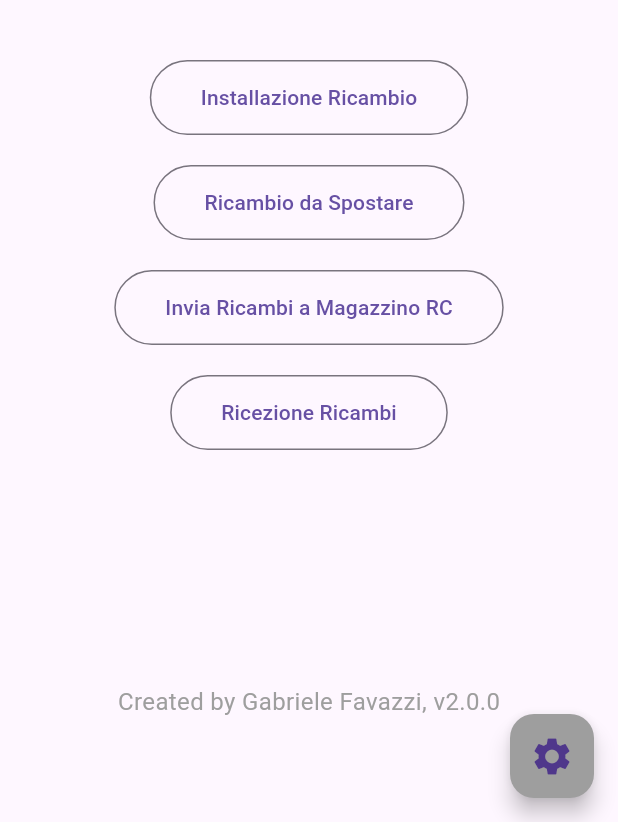
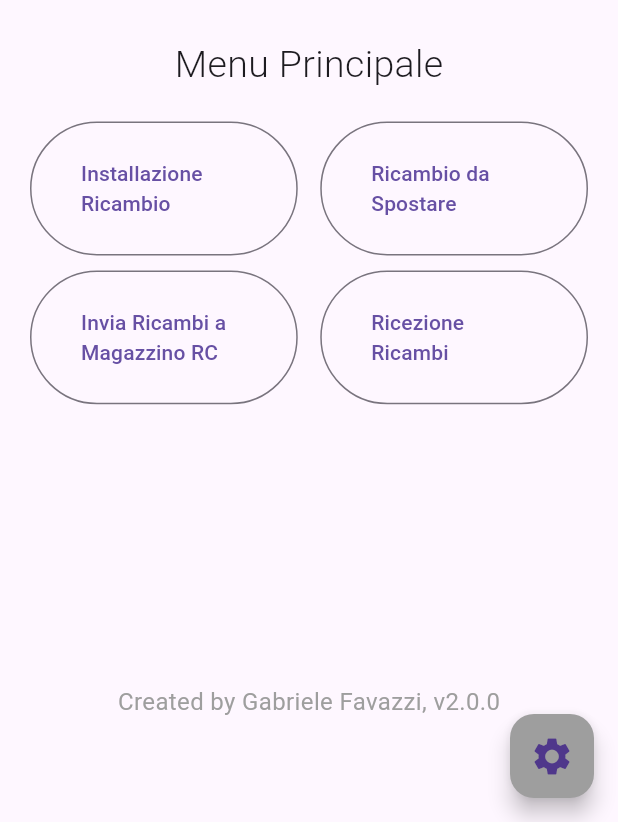
Before and after one commit to GabryLinux/GestoreRicambi, a Flutter app: the screen it shows after launch, on a phone screen of 412 x 824 dp, the part 414-1236 px from its top. Run offline on Flutter 3.47's test engine with Material 3 defaults, Android fonts, the phone set to English and light mode, and no system bars; our stand-ins replace cloud_firestore, firebase_core, image_picker, shared_preferences; missing offline and left inert: flutter_email_sender, simple_barcode_scanner; accounts and stored records are empty.

Commit message:
FEATURE: Risistemato il menu. Ora è a riquadri.

```diff
--- a/lib/main.dart
+++ b/lib/main.dart
@@ -99,6 +99,7 @@ class _MyHomePageState extends State<MyHomePage> {
           }
         },
         child: Container(
+          alignment: Alignment.center,
           child: Text(
             text,
           ),
@@ -153,21 +154,33 @@ class _MyHomePageState extends State<MyHomePage> {
                   ),
                 ),
                 Container(
-                  margin: EdgeInsets.all(10),
+                  margin: EdgeInsets.only(left: 10, right: 10, top: 5, bottom: 20),
+                  child: Text(
+                  "Menu Principale",
+                  style: TextStyle(fontSize: 25, fontWeight: FontWeight.w300),
+                ),
                 ),
 
+                // FINE: LOGO SUPERIORE //
+
+                GridView(
+                    gridDelegate: SliverGridDelegateWithFixedCrossAxisCount(
+                      crossAxisCount: 2,
+                      mainAxisSpacing: 10,
+                      crossAxisSpacing: 15,
+                      childAspectRatio: 3 / 1.5,
+                    ),
+                    shrinkWrap: true,
+                    padding: EdgeInsets.symmetric(horizontal: 20),
+                    children: [
                       createButton("Installazione Ricambio", puntoVendita()),
-                Padding(padding: EdgeInsets.symmetric(vertical: 10)),
                       createButton("Ricambio da Spostare", RicambioDaSpostare()),
-                Padding(padding: EdgeInsets.symmetric(vertical: 10)),
-                createButton(
-                    "Invia Ricambi a Magazzino RC", InviaRicambiMagazzinoRC()),
-                Padding(padding: EdgeInsets.symmetric(vertical: 10)),
+                      createButton("Invia Ricambi a Magazzino RC", InviaRicambiMagazzinoRC()),
                       createButton("Ricezione Ricambi", RicezioneRicambiPage()),
-                Padding(padding: EdgeInsets.symmetric(vertical: 10)),
                       if (tipoUtente < 1) ...[
                         createButton("Notifica Spedizione", NotificaSpedizione()),
                       ]
+                    ]),
               ],
             ),
             Container(
```
Lines whose indentation alone changed are shown as unchanged.
